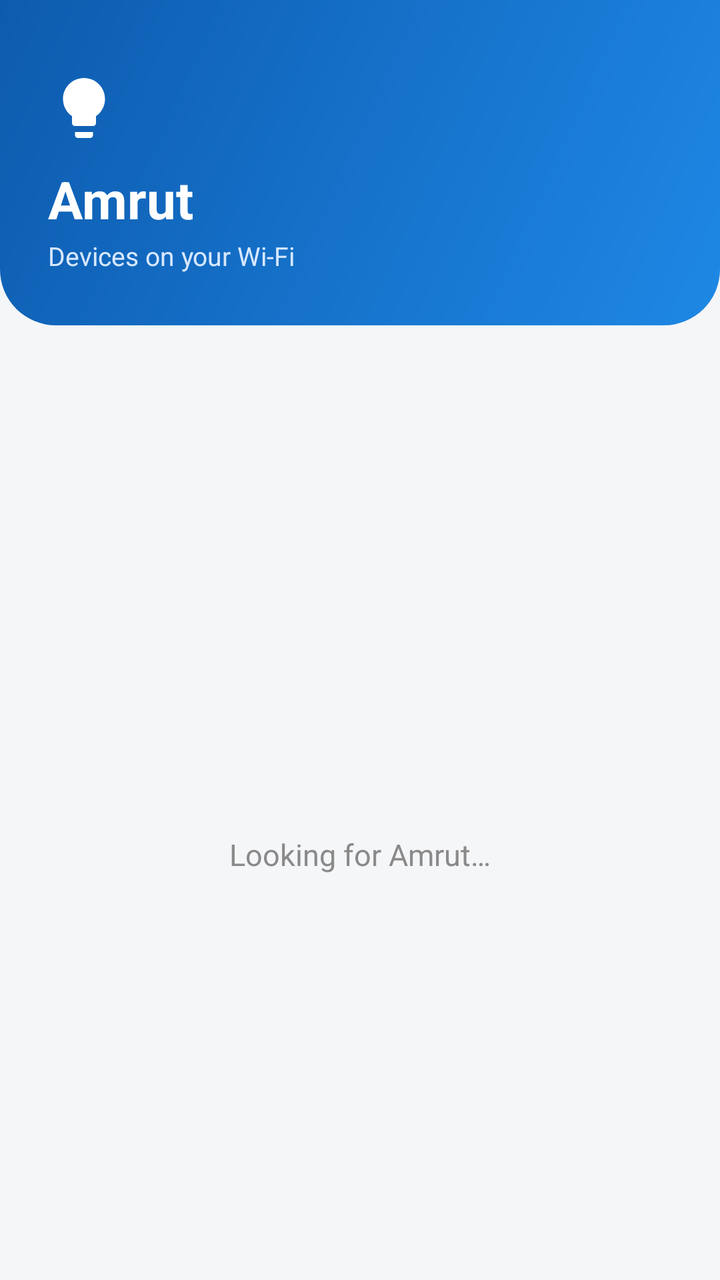
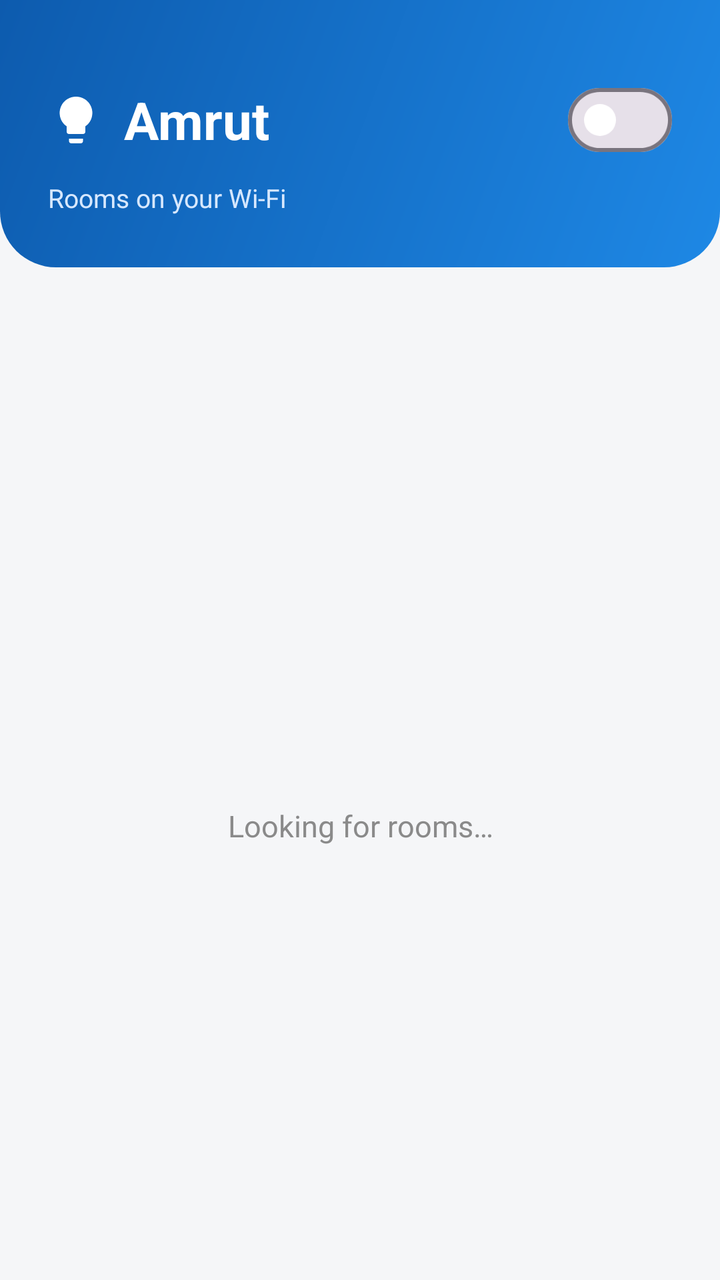

Screens rendered from an Android XML layout before and after an edit, with the pre-edit source and the edit as a unified diff.
<!-- AndroidManifest.xml: application theme Theme.JaysRoom -->
<!-- res/layout/activity_main.xml -->
<?xml version="1.0" encoding="utf-8"?>
<LinearLayout xmlns:android="http://schemas.android.com/apk/res/android"
    xmlns:app="http://schemas.android.com/apk/res-auto"
    android:layout_width="match_parent"
    android:layout_height="match_parent"
    android:orientation="vertical"
    android:background="@color/screen_background">

    
    <LinearLayout
        android:layout_width="match_parent"
        android:layout_height="wrap_content"
        android:orientation="vertical"
        android:background="@drawable/bg_header"
        android:paddingHorizontal="24dp"
        android:paddingTop="36dp"
        android:paddingBottom="26dp">

        <ImageView
            android:layout_width="36dp"
            android:layout_height="36dp"
            android:src="@drawable/ic_bulb" />

        <TextView
            android:layout_width="wrap_content"
            android:layout_height="wrap_content"
            android:layout_marginTop="10dp"
            android:text="@string/app_name"
            android:textColor="#FFFFFF"
            android:textSize="26sp"
            android:textStyle="bold" />

        <TextView
            android:layout_width="wrap_content"
            android:layout_height="wrap_content"
            android:layout_marginTop="2dp"
            android:text="@string/header_subtitle"
            android:textColor="#D7E8FF"
            android:textSize="13sp" />
    </LinearLayout>

    
    <FrameLayout
        android:layout_width="match_parent"
        android:layout_height="0dp"
        android:layout_weight="1">

        <androidx.recyclerview.widget.RecyclerView
            android:id="@+id/deviceList"
            android:layout_width="match_parent"
            android:layout_height="match_parent"
            android:paddingHorizontal="16dp"
            android:paddingTop="20dp"
            android:clipToPadding="false" />

        <LinearLayout
            android:id="@+id/emptyState"
            android:layout_width="260dp"
            android:layout_height="wrap_content"
            android:layout_gravity="center"
            android:orientation="vertical"
            android:gravity="center"
            android:padding="24dp">

            <ProgressBar
                android:id="@+id/scanningSpinner"
                android:layout_width="36dp"
                android:layout_height="36dp"
                android:indeterminateTint="@color/accent" />

            <TextView
                android:id="@+id/emptyText"
                android:layout_width="wrap_content"
                android:layout_height="wrap_content"
                android:layout_marginTop="16dp"
                android:gravity="center"
                android:textSize="15sp"
                android:textColor="@color/text_secondary"
                android:text="@string/scanning" />
        </LinearLayout>

    </FrameLayout>

</LinearLayout>
<!-- resources referenced by this layout -->
<resources>
  <color name="accent">#1E88E5</color>
  <color name="screen_background">#F5F6F8</color>
  <color name="text_secondary">#8A8A8A</color>
  <!-- drawable bg_header (drawable) -->
  <shape xmlns:android="http://schemas.android.com/apk/res/android">
      <corners android:bottomLeftRadius="28dp" android:bottomRightRadius="28dp" />
      <gradient
          android:angle="135"
          android:startColor="@color/header_start"
          android:endColor="@color/header_end" />
  </shape>
  <!-- drawable ic_bulb (drawable) -->
  <vector xmlns:android="http://schemas.android.com/apk/res/android"
      android:width="24dp"
      android:height="24dp"
      android:viewportWidth="24"
      android:viewportHeight="24"
      android:tint="#FFFFFF">
      <path
          android:fillColor="#FF000000"
          android:pathData="M12,2C8.1,2 5,5.1 5,9c0,2.4 1.2,4.5 3,5.7V17c0,0.6 0.4,1 1,1h6c0.6,0 1,-0.4 1,-1v-2.3c1.8,-1.2 3,-3.3 3,-5.7C19,5.1 15.9,2 12,2z" />
      <path
          android:fillColor="#FF000000"
          android:pathData="M9,20h6v1c0,0.6 -0.4,1 -1,1h-4c-0.6,0 -1,-0.4 -1,-1v-1z" />
  </vector>
  <string name="app_name">Amrut</string>
  <string name="header_subtitle">Devices on your Wi-Fi</string>
  <string name="scanning">Looking for Amrut…</string>
  <style name="Theme.JaysRoom" parent="Theme.MaterialComponents.DayNight.NoActionBar">
          <item name="colorPrimary">@color/accent</item>
          <item name="colorPrimaryDark">@color/header_end</item>
          <item name="colorAccent">@color/accent</item>
          <item name="android:windowBackground">@color/screen_background</item>
          <item name="android:statusBarColor">@color/header_start</item>
          <item name="android:windowLightStatusBar">false</item>
      </style>
  <color name="header_start">#1E88E5</color>
  <color name="header_end">#0D5BAE</color>
</resources>

<!-- the commit's change to res/layout/activity_main.xml (unified diff, before → after) -->
@@ -16,24 +16,43 @@
         android:paddingTop="36dp"
         android:paddingBottom="26dp">
 
-        <ImageView
-            android:layout_width="36dp"
-            android:layout_height="36dp"
-            android:src="@drawable/ic_bulb" />
+        <LinearLayout
+            android:layout_width="match_parent"
+            android:layout_height="wrap_content"
+            android:orientation="horizontal"
+            android:gravity="center_vertical">
+
+            <ImageView
+                android:layout_width="28dp"
+                android:layout_height="28dp"
+                android:src="@drawable/ic_bulb" />
+
+            <TextView
+                android:layout_width="0dp"
+                android:layout_height="wrap_content"
+                android:layout_weight="1"
+                android:layout_marginStart="10dp"
+                android:text="@string/app_name"
+                android:textColor="#FFFFFF"
+                android:textSize="26sp"
+                android:textStyle="bold" />
+
+            <com.google.android.material.materialswitch.MaterialSwitch
+                android:id="@+id/homeSwitch"
+                android:layout_width="wrap_content"
+                android:layout_height="wrap_content"
+                android:contentDescription="@string/home_switch_description"
+                android:textOn=""
+                android:textOff=""
+                app:showText="false"
+                app:thumbTint="#FFFFFF" />
+
+        </LinearLayout>
 
         <TextView
             android:layout_width="wrap_content"
             android:layout_height="wrap_content"
-            android:layout_marginTop="10dp"
-            android:text="@string/app_name"
-            android:textColor="#FFFFFF"
-            android:textSize="26sp"
-            android:textStyle="bold" />
-
-        <TextView
-            android:layout_width="wrap_content"
-            android:layout_height="wrap_content"
-            android:layout_marginTop="2dp"
+            android:layout_marginTop="6dp"
             android:text="@string/header_subtitle"
             android:textColor="#D7E8FF"
             android:textSize="13sp" />
<!-- resource entries referenced after the edit -->
@@ -26,9 +26,10 @@
           android:pathData="M9,20h6v1c0,0.6 -0.4,1 -1,1h-4c-0.6,0 -1,-0.4 -1,-1v-1z" />
   </vector>
   <string name="app_name">Amrut</string>
-  <string name="header_subtitle">Devices on your Wi-Fi</string>
-  <string name="scanning">Looking for Amrut…</string>
-  <style name="Theme.JaysRoom" parent="Theme.MaterialComponents.DayNight.NoActionBar">
+  <string name="header_subtitle">Rooms on your Wi-Fi</string>
+  <string name="home_switch_description">All rooms\' lights and fans</string>
+  <string name="scanning">Looking for rooms…</string>
+  <style name="Theme.JaysRoom" parent="Theme.Material3.DayNight.NoActionBar">
           <item name="colorPrimary">@color/accent</item>
           <item name="colorPrimaryDark">@color/header_end</item>
           <item name="colorAccent">@color/accent</item>
